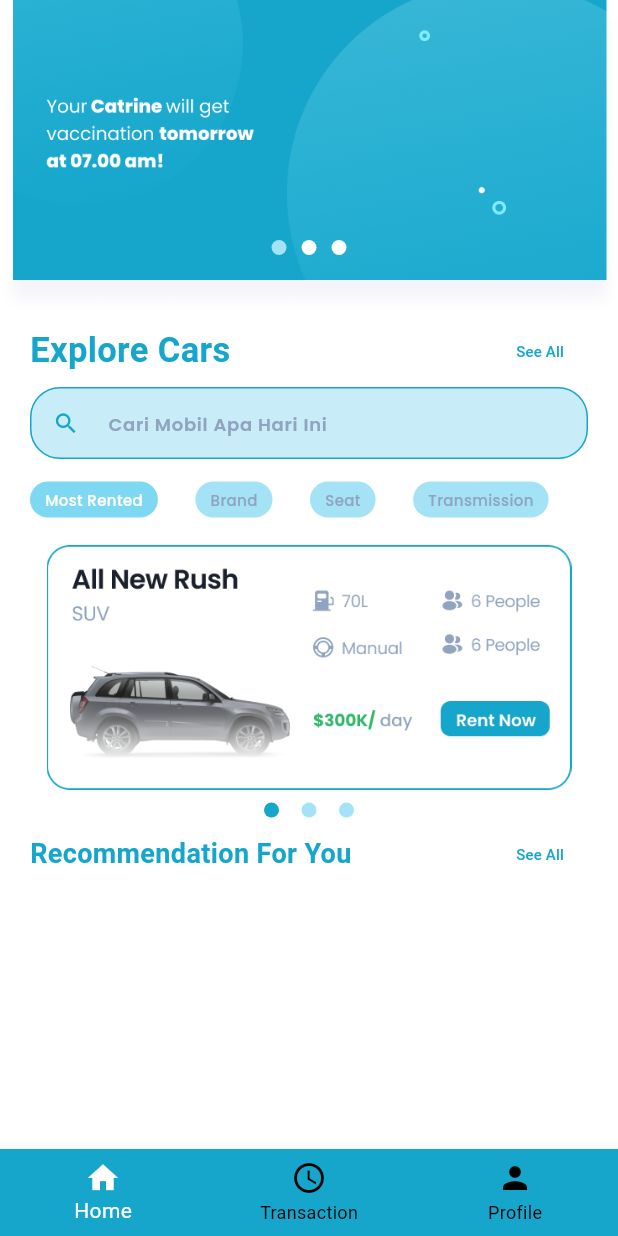
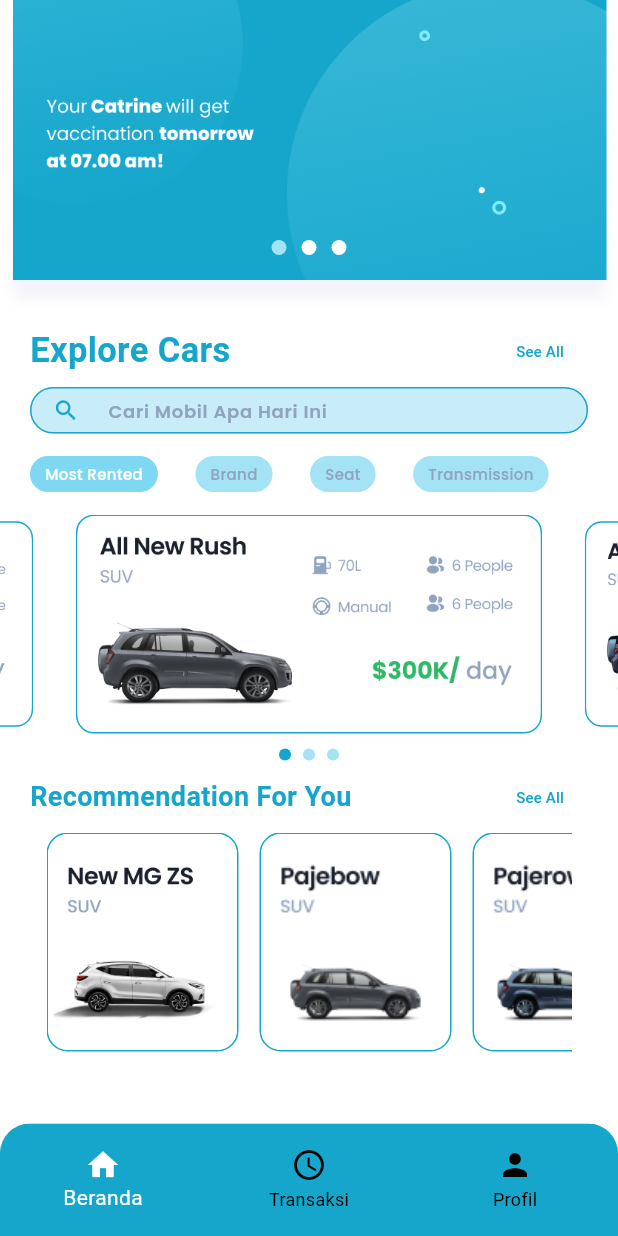
Before and after one commit to adibbbb/rentify, a Flutter app: the screen it shows after launch, on a phone screen of 412 x 824 dp. Run offline on Flutter 3.47's test engine with Material 2 defaults, Android fonts, the phone set to English and light mode, and no system bars; drawn by our look-alikes of flutter_image_slideshow; our stand-ins replace google_fonts; Roboto replaces fonts that are missing (asset/fonts/Poppins-Medium.ttf, asset/fonts/Poppins-SemiBold.ttf).

Commit message:
recomendasi done

```diff
--- a/lib/button_nav_bar.dart
+++ b/lib/button_nav_bar.dart
@@ -1,39 +1,52 @@
 import 'package:flutter/material.dart';
 
 class BottomNavBar extends StatefulWidget {
-  const BottomNavBar({super.key});
+  const BottomNavBar({Key? key});
 
   @override
   State<BottomNavBar> createState() => _BottomNavBarState();
 }
 
 class _BottomNavBarState extends State<BottomNavBar> {
-
   int currentIndex = 0;
 
   @override
   Widget build(BuildContext context) {
     return Container(
+      height: 75,
+      decoration: BoxDecoration(
+        borderRadius: BorderRadius.only(
+          topLeft: Radius.circular(40.0), // Sesuaikan sesuai kebutuhan
+          topRight: Radius.circular(40.0), // Sesuaikan sesuai kebutuhan
+        ),
+        color: Colors.transparent, // Atur warna latar belakang menjadi transparan
+      ),
+      child: ClipRRect(
+        borderRadius: BorderRadius.only(
+          topLeft: Radius.circular(20.0), // Sesuaikan sesuai kebutuhan
+          topRight: Radius.circular(20.0), // Sesuaikan sesuai kebutuhan
+        ),
         child: BottomNavigationBar(
-        backgroundColor: Color(0xff16A6CC),
+          backgroundColor: Color(0xff16A6CC), // Atur warna latar belakang BottomNavigationBar
           selectedItemColor: Colors.white,
           unselectedItemColor: Color(0xff000000),
           currentIndex: currentIndex,
-        onTap: (index) => setState( () => currentIndex = index),
+          onTap: (index) => setState(() => currentIndex = index),
           items: [
             BottomNavigationBarItem(
               icon: Icon(Icons.home),
-            label: 'Home',
+              label: 'Beranda',
             ),
             BottomNavigationBarItem(
               icon: Icon(Icons.schedule),
-            label: 'Transaction',
+              label: 'Transaksi',
             ),
             BottomNavigationBarItem(
               icon: Icon(Icons.person),
-            label: 'Profile',
+              label: 'Profil',
             ),
-        ]
+          ],
+        ),
       ),
     );
   }
--- a/lib/home page/home_page.dart
+++ b/lib/home page/home_page.dart
@@ -1,9 +1,27 @@
+import 'package:carousel_slider/carousel_slider.dart';
 import 'package:flutter/material.dart';
 import 'package:flutter_image_slideshow/flutter_image_slideshow.dart';
 import 'package:rentify/button_nav_bar.dart';
 
+
 var services = ["Most Rented", "Brand", "Seat", "Transmission"];
 var selectedService = 0;
+
+class katalogmobil {
+  final String gambar;
+
+  const katalogmobil({
+    required this.gambar,
+  });
+}
+
+class rekomendasimobil {
+  final String image;
+
+  const rekomendasimobil({
+    required this.image,
+  });
+}
 
 class HomePage extends StatefulWidget {
   const HomePage({super.key});
@@ -13,33 +31,52 @@ class HomePage extends StatefulWidget {
 }
 
 class _HomePageState extends State<HomePage> {
+  int _currentIndex = 0;
+
+  List<rekomendasimobil> items = [
+    rekomendasimobil(image: 'asset/home/rekomendasi.png'),
+    rekomendasimobil(image: 'asset/home/rekomendasi2.png'),
+    rekomendasimobil(image: 'asset/home/rekomendasi3.png'),
+  ];
+
+  List<katalogmobil> mobil = [
+    katalogmobil(gambar: 'asset/home/katalog.png'),
+    katalogmobil(gambar: 'asset/home/katalog2.png'),
+    katalogmobil(gambar: 'asset/home/katalog3.png'),
+  ];
+
   @override
   Widget build(BuildContext context) {
     return Scaffold(
       resizeToAvoidBottomInset: false,
       backgroundColor: Colors.white,
       bottomNavigationBar: BottomNavBar(),
-      body: SafeArea(
+      body: SingleChildScrollView(
+        child: SafeArea(
             child: Column(
           children: [
             _HeroBanner(),
             _ExploreCars(),
 
             // SEARCH BAR
-          Padding(
+            SizedBox(
+              height: 31,
+              child: Padding(
                 padding: EdgeInsets.symmetric(horizontal: 20),
                 child: TextFormField(
                   decoration: InputDecoration(
                       filled: true,
                       fillColor: Color(0xffC8EDF9),
-                contentPadding: EdgeInsets.symmetric(vertical: 10,),
+                      contentPadding: EdgeInsets.symmetric(vertical: 1),
                       enabledBorder: OutlineInputBorder(
                         borderRadius: BorderRadius.circular(20),
-                  borderSide: BorderSide(width: 1, color: Color(0xff16A6CC)),
+                        borderSide:
+                            BorderSide(width: 1, color: Color(0xff16A6CC)),
                       ),
                       focusedBorder: OutlineInputBorder(
                         borderRadius: BorderRadius.circular(20),
-                  borderSide: BorderSide(width: 1, color: Color(0xff16A6CC)),
+                        borderSide:
+                            BorderSide(width: 1, color: Color(0xff16A6CC)),
                       ),
                       hintText: 'Cari Mobil Apa Hari Ini',
                       hintStyle: TextStyle(
@@ -48,37 +85,18 @@ class _HomePageState extends State<HomePage> {
                         fontWeight: FontWeight.w600,
                         color: Color(0xff90A3BF),
                       ),
-                prefixIcon: Icon(Icons.search, size: 18, color: Color(0xff16A6CC),)
+                      prefixIcon: Icon(
+                        Icons.search,
+                        size: 18,
+                        color: Color(0xff16A6CC),
+                      )),
                 ),
               ),
             ),
 
-          SizedBox(height: 15,),
-
-
-
-
-
-          // Container(
-          //   margin: const EdgeInsets.symmetric(horizontal: 20,),
-          //   padding: const EdgeInsets.symmetric(vertical: 5),
-          //   child: TextFormField(
-          //     decoration: InputDecoration(
-          //         border: OutlineInputBorder(
-          //           borderRadius: BorderRadius.circular(20),
-          //         ),
-          //         hintText: 'Rental Mobil Apa Hari Ini',
-          //         hintStyle: GoogleFonts.poppins(
-          //             fontSize: 10,
-          //             fontWeight: FontWeight.w600,
-          //             color: Color(0xff90A3BF), ),
-          //         prefixIcon: Icon(
-          //           Icons.search,
-          //           size: 18,
-          //           color: Color(0xff16A6CC),
-          //         )),
-          //   ),
-          // ),
+            SizedBox(
+              height: 15,
+            ),
 
             //SERVICES
             SizedBox(
@@ -119,26 +137,55 @@ class _HomePageState extends State<HomePage> {
                 itemCount: services.length,
               ),
             ),
+            SizedBox(
+              height: 15,
+            ),
 
             //KATALOG
-          ImageSlideshow(
-            width: 350,
-            indicatorColor: Color(0xff16A6CC),
-            indicatorBackgroundColor: Color(0xffA3E3F5),
-            indicatorRadius: 5,
-            indicatorPadding: 15,
-            indicatorBottomPadding: 0,
-            autoPlayInterval: 3000,
-            isLoop: true,
-            onPageChanged: (value) {
-              debugPrint('page changed: $value');
+            Column(
+              children: [
+                Container(
+                  height: 146,
+                  width: 450,
+                  child: CarouselSlider(
+                    options: CarouselOptions(
+                      enlargeFactor: 0.2,
+                      autoPlay: true,
+                      autoPlayInterval: Duration(seconds: 3),
+                      autoPlayAnimationDuration: Duration(milliseconds: 800),
+                      autoPlayCurve: Curves.fastOutSlowIn,
+                      enlargeCenterPage: true,
+                      onPageChanged: (index, reason) {
+                        setState(() {
+                          _currentIndex = index;
+                        });
                       },
-            children: [
-              Image.asset('asset/home/catalog.png'),
-              Image.asset('asset/home/catalog2.png'),
-              Image.asset('asset/home/catalog3.png'),
+                    ),
+                    items: mobil.map((item) {
+                      return katalog(item: item);
+                    }).toList(),
+                  ),
+                ),
+                SizedBox(height: 10),
+                Row(
+                  mainAxisAlignment: MainAxisAlignment.center,
+                  children: mobil.asMap().entries.map((entry) {
+                    final int index = entry.key;
+                    return Container(
+                      width: 8.0,
+                      height: 8.0,
+                      margin: EdgeInsets.symmetric(horizontal: 4.0),
+                      decoration: BoxDecoration(
+                        shape: BoxShape.circle,
+                        color:
+                            _currentIndex == index ? Color(0xff16A6CC) : Color(0xffA3E3F5),
+                      ),
+                    );
+                  }).toList(),
+                ),
               ],
             ),
+
             // REKOMENDASI 4 U
             Padding(
               padding: const EdgeInsets.symmetric(horizontal: 20),
@@ -168,11 +215,85 @@ class _HomePageState extends State<HomePage> {
                 ],
               ),
             ),
+
+            //KATALOG REKOMENDASI 4 U
+            Container(
+              height: 146,
+              width: 350,
+              child: ListView.separated(
+                scrollDirection: Axis.horizontal,
+                itemCount: 3,
+                separatorBuilder: (context, index) => SizedBox(
+                  width: 14,
+                ),
+                itemBuilder: (context, index) =>
+                    rekomendasi(item: items[index]),
+              ),
+            )
           ],
         )),
+      ),
     );
   }
 }
+
+Widget katalog({
+  required katalogmobil item,
+}) =>
+    Container(
+      width: 345,
+      child: Column(
+        children: [
+          Expanded(
+            child: Container(
+              decoration: BoxDecoration(
+                borderRadius: BorderRadius.circular(12),
+                border: Border.all(
+                  color: Color(0xff16A6CC),
+                  width: 1.0,
+                ),
+              ),
+              child: ClipRRect(
+                borderRadius: BorderRadius.circular(14),
+                child: Image.asset(
+                  item.gambar,
+                  fit: BoxFit.cover,
+                ),
+              ),
+            ),
+          ),
+        ],
+      ),
+    );
+
+Widget rekomendasi({
+  required rekomendasimobil item,
+}) =>
+    Container(
+      width: 128,
+      child: Column(
+        children: [
+          Expanded(
+            child: Container(
+              decoration: BoxDecoration(
+                borderRadius: BorderRadius.circular(14),
+                border: Border.all(
+                  color: Color(0xff16A6CC),
+                  width: 1.0,
+                ),
+              ),
+              child: ClipRRect(
+                borderRadius: BorderRadius.circular(14),
+                child: Image.asset(
+                  item.image,
+                  fit: BoxFit.cover,
+                ),
+              ),
+            ),
+          ),
+        ],
+      ),
+    );
 
 class _ExploreCars extends StatelessWidget {
   const _ExploreCars({
--- a/pubspec.yaml
+++ b/pubspec.yaml
@@ -41,6 +41,7 @@ dependencies:
   email_validator: '^2.1.16'
   google_fonts: ^5.1.0
   flutter_image_slideshow: ^0.1.6
+  carousel_slider: ^4.2.1
 
 dev_dependencies:
   flutter_test:
```
Also changed, not shown: asset/home/catalog.png (deleted), asset/home/catalog2.png (deleted), asset/home/catalog3.png (deleted), asset/home/katalog.png (added), asset/home/katalog2.png (added), asset/home/katalog3.png (added), asset/home/rekomendasi.png (added), asset/home/rekomendasi2.png (added), asset/home/rekomendasi3.png (added), pubspec.lock. Lines whose indentation alone changed are shown as unchanged.
